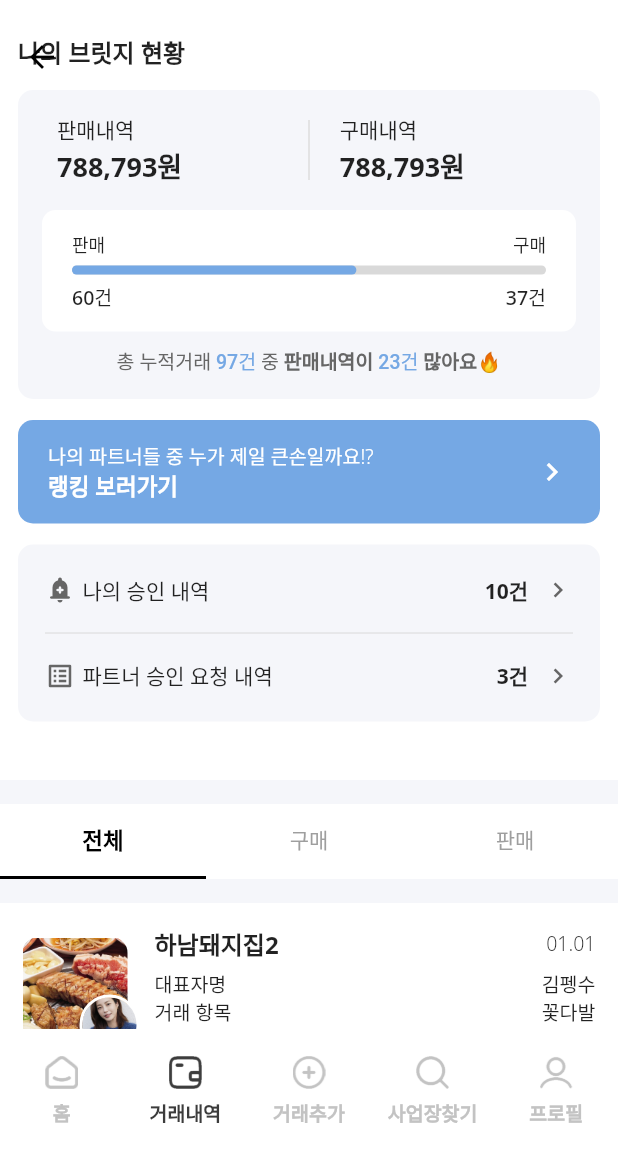
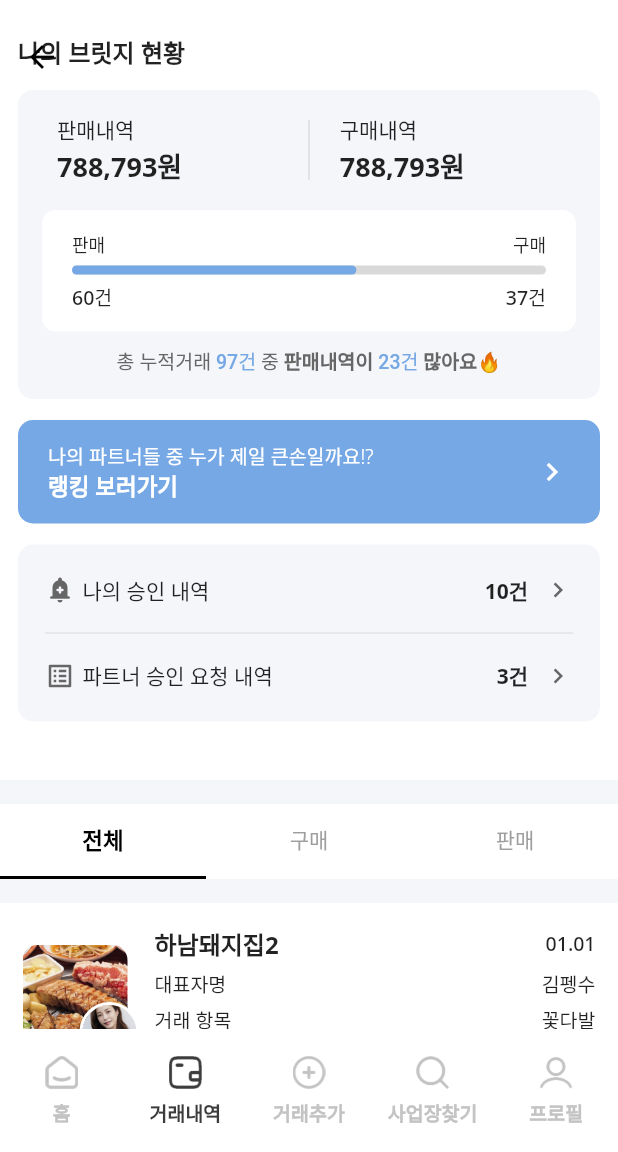
Before and after one commit to HunMin0/new_dandc, a Flutter app: the DefaultPage screen opened by its route, item 2 of the bottom bar chosen, on a phone screen of 412 x 824 dp, the part 84-1236 px from its top. Run offline on Flutter 3.47's test engine with Material 3 defaults, Android fonts, the phone set to English and light mode, and no system bars; our stand-ins replace cached_network_image, carousel_slider, file_picker, fluttertoast, hexcolor, image_picker and 3 more; missing offline and left inert: dart:ffi; accounts and stored records are empty.

Commit message:
20230119

```diff
--- a/lib/components/list_business_card.dart
+++ b/lib/components/list_business_card.dart
@@ -35,8 +35,9 @@ class ListBusinessCard extends StatelessWidget {
             ),
             SizedBox(height: 5,),
             Text(companyName, style: TextStyle(fontWeight: FontWeight.bold), overflow: TextOverflow.ellipsis,),
+            SizedBox(height: 5,),
             Text("홍길동", style: TextStyle(color: HexColor("#75A8E4"), fontSize: 12),),
-            SizedBox(height: 5,),
+            SizedBox(height: 10,),
             SingleChildScrollView(
               scrollDirection: Axis.horizontal, // 가로 스크롤
               child: _buildTags(tagList),
--- a/lib/pages/history/components/list_card.dart
+++ b/lib/pages/history/components/list_card.dart
@@ -24,6 +24,7 @@ class ListCard extends StatelessWidget {
   Widget build(BuildContext context) {
     final historyNormalFontStyle = TextStyle(
       fontSize: 13.0,
+      fontWeight: FontWeight.w500
     );
 
     final historyTitleFontStyle = TextStyle(
@@ -63,6 +64,7 @@ class ListCard extends StatelessWidget {
                           Text(companyCeo, style: historyNormalFontStyle),
                         ],
                       ),
+                      SizedBox(height: 5,),
                       Row(
                         children: [
                           Text('거래 항목', style: historyNormalFontStyle),
@@ -70,6 +72,7 @@ class ListCard extends StatelessWidget {
                           Text(trade_name, style: historyNormalFontStyle),
                         ],
                       ),
+                      SizedBox(height: 5,),
                       Row(
                         children: [
                           Text('거래 금액', style: historyNormalFontStyle),
--- a/lib/pages/intro/intro_index.dart
+++ b/lib/pages/intro/intro_index.dart
@@ -135,6 +135,7 @@ class IntroIndex extends StatelessWidget {
             ),
           ),
           Container(
+            padding: EdgeInsets.only(bottom: 50),
             child: Text(
               '계속 진행시, 서비스 이용약관 및 개인정보 취급방침에 동의하게 됩니다',
               style: textStyle.copyWith(
```
